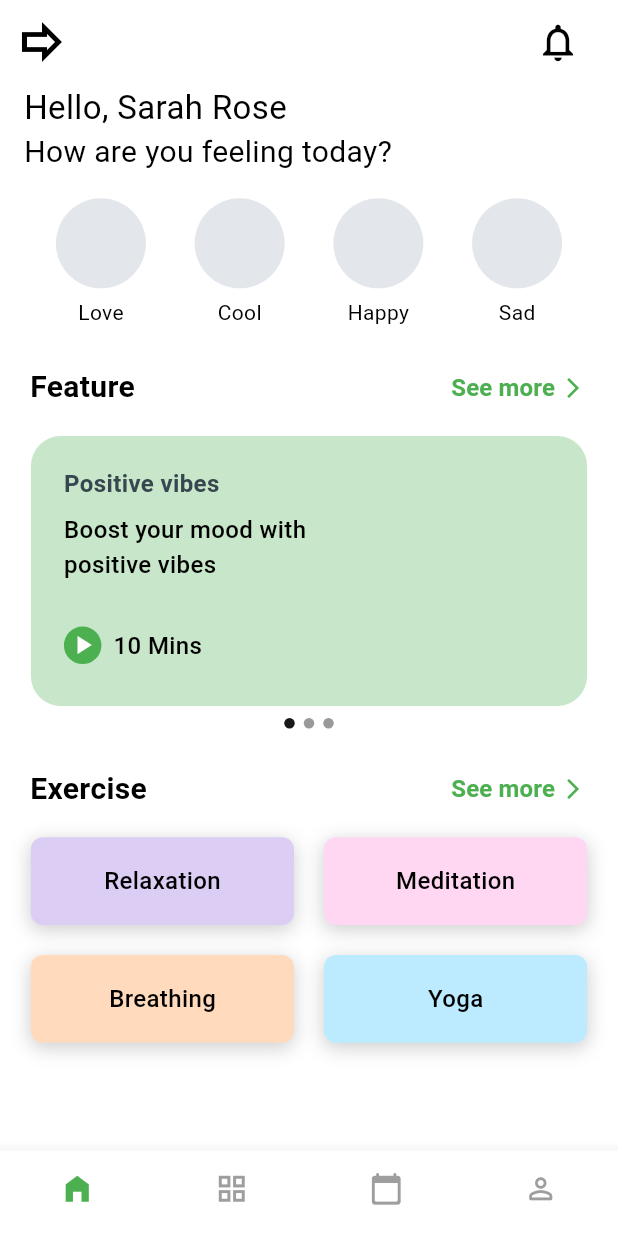
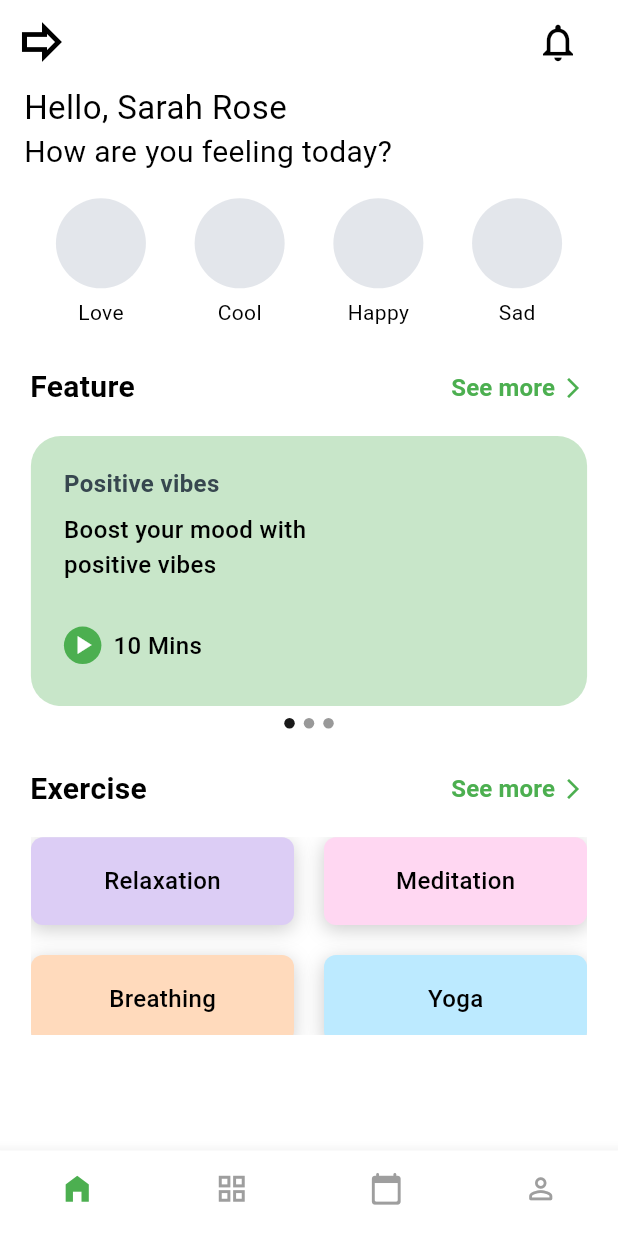
Before and after one commit to Sena-dogan/hero_case, a Flutter app: the screen it shows after launch, on a phone screen of 412 x 824 dp. Run offline on Flutter 3.47's test engine with Material 2 defaults, Android fonts, the phone set to English and light mode, and no system bars; drawn by our look-alikes of carousel_slider; our stand-ins replace gap, google_fonts.

Commit message:
extra space gone

```diff
--- a/lib/widgets/exercise_part.dart
+++ b/lib/widgets/exercise_part.dart
@@ -14,7 +14,7 @@ class ExercisePart extends StatelessWidget {
     const color4 = Color.fromARGB(255, 188, 234, 255);
     Size size = MediaQuery.of(context).size;
     return SizedBox(
-      height: size.height * 0.4,
+      height: size.height * 0.16,
       width: size.width * 0.9,
       child: GridView(
         gridDelegate: const SliverGridDelegateWithFixedCrossAxisCount(
```
